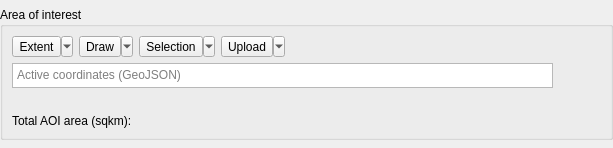
The window that planet_explorer/ui/pe_aoi_filter_base.ui (planetlabs/qgis-planet-plugin) describes before a commit, drawn with Qt 5.
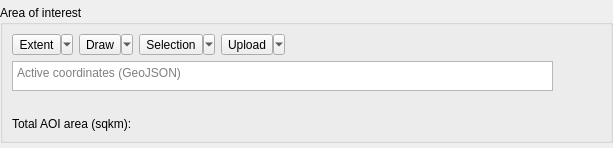
The same window after the commit. Icons and pictures are not drawn. Custom widgets are drawn as their Qt base class.

What changed in the file:
```diff
--- a/planet_explorer/ui/pe_aoi_filter_base.ui
+++ b/planet_explorer/ui/pe_aoi_filter_base.ui
@@ -202,7 +202,7 @@
            <property name="maximumSize">
             <size>
              <width>16777215</width>
-             <height>25</height>
+             <height>30</height>
             </size>
            </property>
            <property name="toolTip">
```
